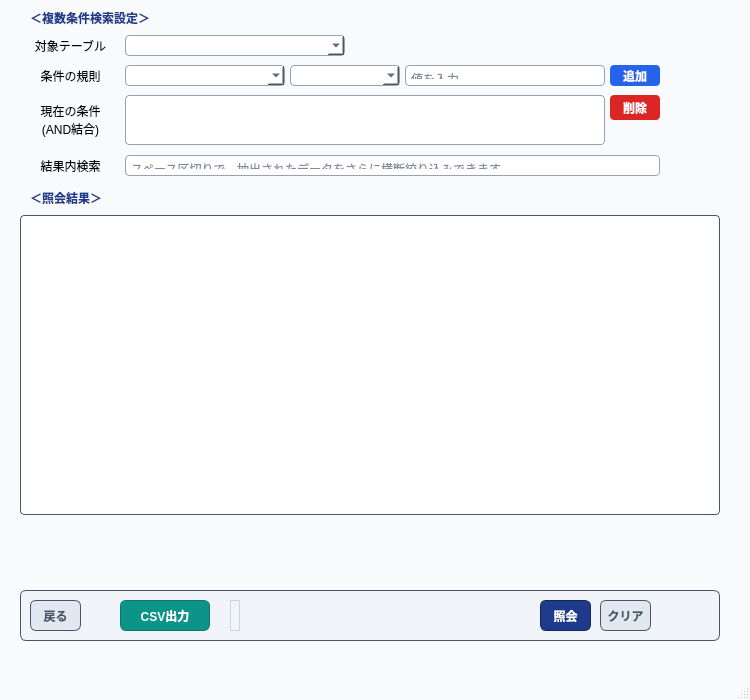
The window that app_general_search.ui (a-shimomura-shikoku-fuji/python) describes before a commit, drawn with Qt 5.
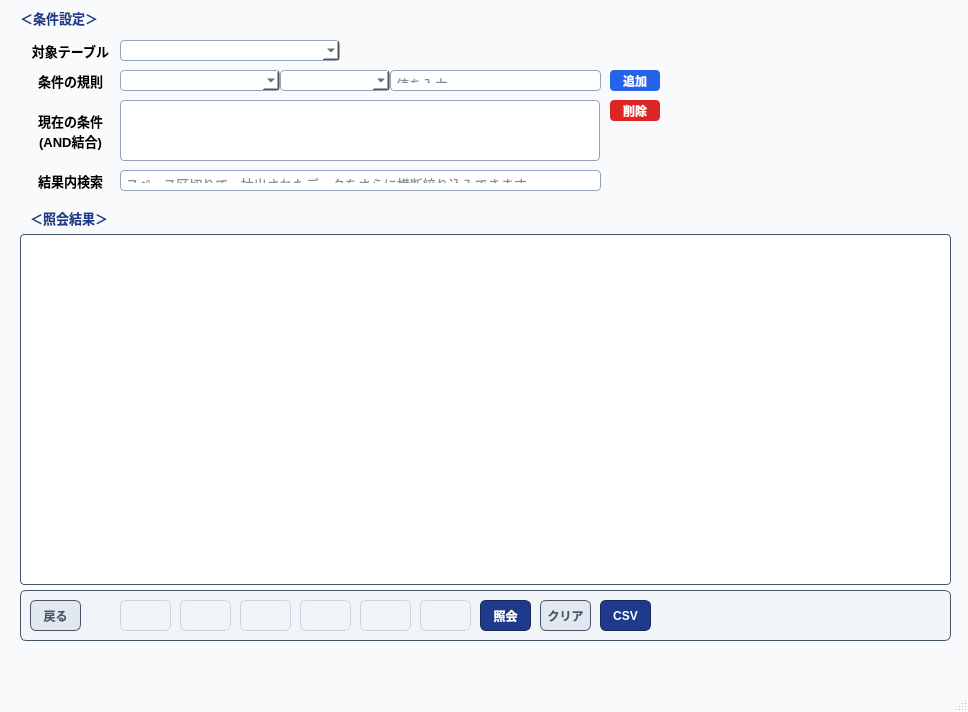
The same window after the commit. Icons and pictures are not drawn.

The edit to the form file:
```diff
--- a/app_general_search.ui
+++ b/app_general_search.ui
@@ -6,8 +6,8 @@
    <rect>
     <x>0</x>
     <y>0</y>
-    <width>750</width>
-    <height>700</height>
+    <width>968</width>
+    <height>712</height>
    </rect>
   </property>
   <property name="font">
@@ -62,14 +62,20 @@
    <widget class="QLabel" name="label_title_cond">
     <property name="geometry">
      <rect>
-      <x>30</x>
+      <x>20</x>
       <y>10</y>
       <width>180</width>
       <height>16</height>
      </rect>
     </property>
+    <property name="font">
+     <font>
+      <pointsize>10</pointsize>
+      <bold>true</bold>
+     </font>
+    </property>
     <property name="text">
-     <string>＜複数条件検索設定＞</string>
+     <string>＜条件設定＞</string>
     </property>
    </widget>
    
@@ -78,11 +84,17 @@
     <property name="geometry">
      <rect>
       <x>20</x>
-      <y>35</y>
+      <y>40</y>
       <width>101</width>
       <height>21</height>
      </rect>
     </property>
+    <property name="font">
+     <font>
+      <pointsize>10</pointsize>
+      <bold>true</bold>
+     </font>
+    </property>
     <property name="text">
      <string>対象テーブル</string>
     </property>
@@ -93,12 +105,17 @@
    <widget class="QComboBox" name="cmb_table_name">
     <property name="geometry">
      <rect>
-      <x>125</x>
-      <y>35</y>
+      <x>120</x>
+      <y>40</y>
       <width>220</width>
       <height>21</height>
      </rect>
     </property>
+    <property name="font">
+     <font>
+      <pointsize>10</pointsize>
+     </font>
+    </property>
     <property name="editable">
      <bool>true</bool>
     </property>
@@ -109,11 +126,17 @@
     <property name="geometry">
      <rect>
       <x>20</x>
-      <y>65</y>
+      <y>70</y>
       <width>101</width>
       <height>21</height>
      </rect>
     </property>
+    <property name="font">
+     <font>
+      <pointsize>10</pointsize>
+      <bold>true</bold>
+     </font>
+    </property>
     <property name="text">
      <string>条件の規則</string>
     </property>
@@ -124,32 +147,47 @@
    <widget class="QComboBox" name="cmb_column_name">
     <property name="geometry">
      <rect>
-      <x>125</x>
-      <y>65</y>
+      <x>120</x>
+      <y>70</y>
       <width>160</width>
       <height>21</height>
      </rect>
     </property>
+    <property name="font">
+     <font>
+      <pointsize>10</pointsize>
+     </font>
+    </property>
    </widget>
    <widget class="QComboBox" name="cmb_operator">
     <property name="geometry">
      <rect>
-      <x>290</x>
-      <y>65</y>
+      <x>280</x>
+      <y>70</y>
       <width>110</width>
       <height>21</height>
      </rect>
     </property>
+    <property name="font">
+     <font>
+      <pointsize>10</pointsize>
+     </font>
+    </property>
    </widget>
    <widget class="QTextEdit" name="text_cond_value">
     <property name="geometry">
      <rect>
-      <x>405</x>
-      <y>65</y>
-      <width>200</width>
+      <x>390</x>
+      <y>70</y>
+      <width>211</width>
       <height>21</height>
      </rect>
     </property>
+    <property name="font">
+     <font>
+      <pointsize>10</pointsize>
+     </font>
+    </property>
     <property name="verticalScrollBarPolicy">
      <enum>Qt::ScrollBarPolicy::ScrollBarAlwaysOff</enum>
     </property>
@@ -161,7 +199,7 @@
     <property name="geometry">
      <rect>
       <x>610</x>
-      <y>65</y>
+      <y>70</y>
       <width>50</width>
       <height>21</height>
      </rect>
@@ -179,11 +217,17 @@
     <property name="geometry">
      <rect>
       <x>20</x>
-      <y>95</y>
+      <y>100</y>
       <width>101</width>
-      <height>50</height>
+      <height>61</height>
      </rect>
     </property>
+    <property name="font">
+     <font>
+      <pointsize>10</pointsize>
+      <bold>true</bold>
+     </font>
+    </property>
     <property name="text">
      <string>現在の条件&#10;(AND結合)</string>
     </property>
@@ -194,20 +238,25 @@
    <widget class="QListWidget" name="listWidget_conds">
     <property name="geometry">
      <rect>
-      <x>125</x>
-      <y>95</y>
+      <x>120</x>
+      <y>100</y>
       <width>480</width>
-      <height>50</height>
+      <height>61</height>
      </rect>
     </property>
+    <property name="font">
+     <font>
+      <pointsize>10</pointsize>
+     </font>
+    </property>
    </widget>
    <widget class="QPushButton" name="btn_del_cond">
     <property name="geometry">
      <rect>
       <x>610</x>
-      <y>95</y>
+      <y>100</y>
       <width>50</width>
-      <height>25</height>
+      <height>21</height>
      </rect>
     </property>
     <property name="styleSheet">
@@ -222,11 +271,17 @@
     <property name="geometry">
      <rect>
       <x>20</x>
-      <y>155</y>
+      <y>170</y>
       <width>101</width>
       <height>21</height>
      </rect>
     </property>
+    <property name="font">
+     <font>
+      <pointsize>10</pointsize>
+      <bold>true</bold>
+     </font>
+    </property>
     <property name="text">
      <string>結果内検索</string>
     </property>
@@ -237,12 +292,17 @@
    <widget class="QTextEdit" name="text_keyword">
     <property name="geometry">
      <rect>
-      <x>125</x>
-      <y>155</y>
-      <width>535</width>
+      <x>120</x>
+      <y>170</y>
+      <width>481</width>
       <height>21</height>
      </rect>
     </property>
+    <property name="font">
+     <font>
+      <pointsize>10</pointsize>
+     </font>
+    </property>
     <property name="verticalScrollBarPolicy">
      <enum>Qt::ScrollBarPolicy::ScrollBarAlwaysOff</enum>
     </property>
@@ -256,40 +316,35 @@
     <property name="geometry">
      <rect>
       <x>30</x>
-      <y>190</y>
+      <y>210</y>
       <width>120</width>
       <height>16</height>
      </rect>
     </property>
+    <property name="font">
+     <font>
+      <pointsize>10</pointsize>
+      <bold>true</bold>
+     </font>
+    </property>
     <property name="text">
      <string>＜照会結果＞</string>
     </property>
    </widget>
-   <widget class="QLabel" name="label_Count">
-    <property name="geometry">
-     <rect>
-      <x>540</x>
-      <y>190</y>
-      <width>120</width>
-      <height>16</height>
-     </rect>
-    </property>
-    <property name="text">
-     <string/>
-    </property>
-    <property name="alignment">
-     <set>Qt::AlignmentFlag::AlignRight|Qt::AlignmentFlag::AlignTrailing|Qt::AlignmentFlag::AlignVCenter</set>
-    </property>
-   </widget>
    <widget class="QTableWidget" name="tableWidget">
     <property name="geometry">
      <rect>
       <x>20</x>
-      <y>215</y>
-      <width>700</width>
-      <height>300</height>
+      <y>234</y>
+      <width>931</width>
+      <height>351</height>
      </rect>
     </property>
+    <property name="font">
+     <font>
+      <pointsize>10</pointsize>
+     </font>
+    </property>
     <property name="editTriggers">
      <set>QAbstractItemView::EditTrigger::NoEditTriggers</set>
     </property>
@@ -307,7 +362,7 @@
      <rect>
       <x>20</x>
       <y>590</y>
-      <width>700</width>
+      <width>931</width>
       <height>51</height>
      </rect>
     </property>
@@ -333,36 +388,23 @@
     <widget class="QPushButton" name="pushButton_2">
      <property name="geometry">
       <rect>
-       <x>100</x>
+       <x>580</x>
        <y>10</y>
-       <width>90</width>
+       <width>51</width>
        <height>31</height>
       </rect>
      </property>
      <property name="styleSheet">
-      <string notr="true">QPushButton { background-color: #0d9488; color: #ffffff !important; border: 1px solid #0f766e; border-radius: 6px; font-weight: bold; } QPushButton:hover { background-color: #0cc5b3; }</string>
+      <string notr="true">QPushButton { background-color: #1e3a8a; color: #ffffff !important; border: 1px solid #172554; border-radius: 6px; font-weight: bold; } QPushButton:hover { background-color: #2563eb; border-color: #60a5fa; }</string>
      </property>
      <property name="text">
-      <string>CSV出力</string>
+      <string>CSV</string>
      </property>
     </widget>
     <widget class="QPushButton" name="pushButton_1">
      <property name="geometry">
       <rect>
-       <x>210</x>
-       <y>10</y>
-       <width>10</width>
-       <height>31</height>
-      </rect>
-     </property>
-     <property name="styleSheet">
-      <string notr="true">border: 1px solid #cbd5e1;</string>
-     </property>
-    </widget>
-    <widget class="QPushButton" name="pushButton_9">
-     <property name="geometry">
-      <rect>
-       <x>520</x>
+       <x>460</x>
        <y>10</y>
        <width>51</width>
        <height>31</height>
@@ -378,7 +420,7 @@
     <widget class="QPushButton" name="pushButton_10">
      <property name="geometry">
       <rect>
-       <x>580</x>
+       <x>520</x>
        <y>10</y>
        <width>51</width>
        <height>31</height>
@@ -391,6 +433,132 @@
       <string>クリア</string>
      </property>
     </widget>
+    <widget class="QPushButton" name="btn_dummy_1">
+     <property name="geometry">
+      <rect>
+       <x>100</x>
+       <y>10</y>
+       <width>51</width>
+       <height>31</height>
+      </rect>
+     </property>
+     <property name="focusPolicy">
+      <enum>Qt::FocusPolicy::NoFocus</enum>
+     </property>
+     <property name="styleSheet">
+      <string notr="true">  background-color: #f1f5f9; 
+    border: 1px solid #cbd5e1;
+    border-radius: 6px;</string>
+     </property>
+     <property name="text">
+      <string/>
+     </property>
+    </widget>
+    <widget class="QPushButton" name="btn_dummy_2">
+     <property name="geometry">
+      <rect>
+       <x>160</x>
+       <y>10</y>
+       <width>51</width>
+       <height>31</height>
+      </rect>
+     </property>
+     <property name="focusPolicy">
+      <enum>Qt::FocusPolicy::NoFocus</enum>
+     </property>
+     <property name="styleSheet">
+      <string notr="true">  background-color: #f1f5f9; 
+    border: 1px solid #cbd5e1;
+    border-radius: 6px;</string>
+     </property>
+     <property name="text">
+      <string/>
+     </property>
+    </widget>
+    <widget class="QPushButton" name="btn_dummy_3">
+     <property name="geometry">
+      <rect>
+       <x>220</x>
+       <y>10</y>
+       <width>51</width>
+       <height>31</height>
+      </rect>
+     </property>
+     <property name="focusPolicy">
+      <enum>Qt::FocusPolicy::NoFocus</enum>
+     </property>
+     <property name="styleSheet">
+      <string notr="true">  background-color: #f1f5f9; 
+    border: 1px solid #cbd5e1;
+    border-radius: 6px;</string>
+     </property>
+     <property name="text">
+      <string/>
+     </property>
+    </widget>
+    <widget class="QPushButton" name="btn_dummy_4">
+     <property name="geometry">
+      <rect>
+       <x>280</x>
+       <y>10</y>
+       <width>51</width>
+       <height>31</height>
+      </rect>
+     </property>
+     <property name="focusPolicy">
+      <enum>Qt::FocusPolicy::NoFocus</enum>
+     </property>
+     <property name="styleSheet">
+      <string notr="true">  background-color: #f1f5f9; 
+    border: 1px solid #cbd5e1;
+    border-radius: 6px;</string>
+     </property>
+     <property name="text">
+      <string/>
+     </property>
+    </widget>
+    <widget class="QPushButton" name="btn_dummy_5">
+     <property name="geometry">
+      <rect>
+       <x>340</x>
+       <y>10</y>
+       <width>51</width>
+       <height>31</height>
+      </rect>
+     </property>
+     <property name="focusPolicy">
+      <enum>Qt::FocusPolicy::NoFocus</enum>
+     </property>
+     <property name="styleSheet">
+      <string notr="true">  background-color: #f1f5f9; 
+    border: 1px solid #cbd5e1;
+    border-radius: 6px;</string>
+     </property>
+     <property name="text">
+      <string/>
+     </property>
+    </widget>
+    <widget class="QPushButton" name="btn_dummy_11">
+     <property name="geometry">
+      <rect>
+       <x>400</x>
+       <y>10</y>
+       <width>51</width>
+       <height>31</height>
+      </rect>
+     </property>
+     <property name="focusPolicy">
+      <enum>Qt::FocusPolicy::NoFocus</enum>
+     </property>
+     <property name="styleSheet">
+      <string notr="true">  background-color: #f1f5f9; 
+    border: 1px solid #cbd5e1;
+    border-radius: 6px;</string>
+     </property>
+     <property name="text">
+      <string/>
+     </property>
+    </widget>
    </widget>
   </widget>
   <widget class="QMenuBar" name="menubar"/>
```
Left out of the diff: 33 changed lines with no effect on the pictures.
